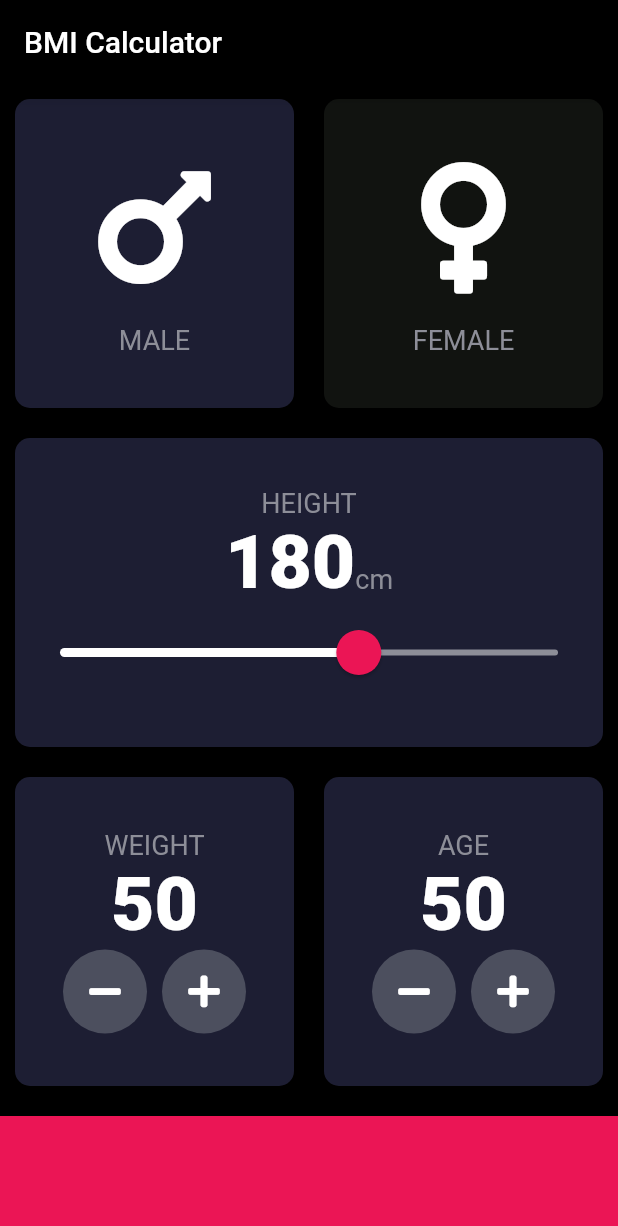
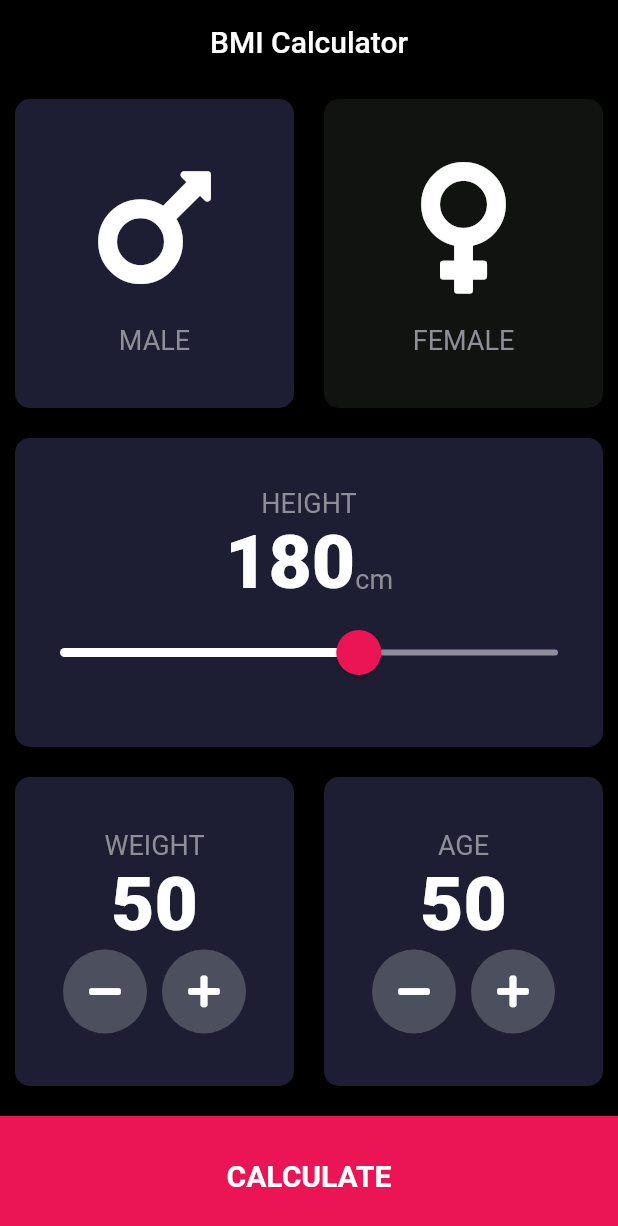
Before and after one commit to Waruna-Kaushalya/flutter_bmi_cal, a Flutter app: the screen it shows after launch, on a phone screen of 412 x 824 dp. Shown: the top 1226 px of the screen. Run offline on Flutter 3.47's test engine with Material 2 defaults, Android fonts, the phone set to English and light mode, and no system bars; our stand-ins replace font_awesome_flutter.

```diff
--- /dev/null
+++ b/lib/components/bottomButtonWidget.dart
@@ -0,0 +1,28 @@
+import 'package:flutter/material.dart';
+import '../consts.dart';
+
+class BottomButtonWdgt extends StatelessWidget {
+  BottomButtonWdgt({required this.onPress, required this.buttonLabel});
+  final String buttonLabel;
+
+  final VoidCallback? onPress;
+
+  @override
+  Widget build(BuildContext context) {
+    return GestureDetector(
+      onTap: onPress,
+      child: Container(
+        child: Center(
+          child: Text(
+            buttonLabel,
+            style: kCalculateLabel,
+          ),
+        ),
+        color: kBottomContainerColor,
+        width: double.infinity,
+        margin: EdgeInsets.only(top: 10),
+        height: kBottomContainerHeight,
+      ),
+    );
+  }
+}
--- a/lib/icon_content.dart
+++ b/lib/components/icon_content.dart
@@ -1,5 +1,5 @@
 import 'package:flutter/material.dart';
-import 'consts.dart';
+import '../consts.dart';
 
 class CardContentWidget extends StatelessWidget {
   CardContentWidget({required this.awesomeIcone, required this.textContent});
--- /dev/null
+++ b/lib/components/roundButton.dart
@@ -0,0 +1,26 @@
+import 'package:flutter/material.dart';
+
+class RoundIconButton extends StatelessWidget {
+  RoundIconButton({required this.icon, required this.onPress});
+  final IconData? icon;
+  final VoidCallback? onPress;
+
+  @override
+  Widget build(BuildContext context) {
+    return RawMaterialButton(
+      child: Icon(
+        icon,
+        color: Colors.white,
+      ),
+      onPressed: onPress,
+      shape: CircleBorder(),
+      fillColor: Color(0xFF4c4F5E),
+      elevation: 0,
+      disabledElevation: 0,
+      constraints: BoxConstraints.tightFor(
+        width: 56.0,
+        height: 56.0,
+      ),
+    );
+  }
+}
--- a/lib/consts.dart
+++ b/lib/consts.dart
@@ -9,6 +9,27 @@ const IconData kMaleIcone = FontAwesomeIcons.mars;
 const IconData kFemaleIcone = FontAwesomeIcons.venus;
 const String kIconeTextMale = 'MALE';
 const String kIconeTextFemale = 'FEMALE';
+
+const kCalculateLabel = TextStyle(
+  color: Colors.white,
+  fontWeight: FontWeight.bold,
+  fontSize: 20,
+);
+const kresultNormal = TextStyle(
+  color: Colors.green,
+  fontSize: 20,
+  fontWeight: FontWeight.bold,
+);
+const kresultValueLabel = TextStyle(
+  color: Colors.white,
+  fontSize: 80,
+  fontWeight: FontWeight.bold,
+);
+
+const kmsgLabel = TextStyle(
+  color: Colors.white,
+  fontSize: 15,
+);
 
 const kLabelTextStyle = TextStyle(
   fontSize: 18,
--- a/lib/main.dart
+++ b/lib/main.dart
@@ -1,5 +1,6 @@
 import 'package:flutter/material.dart';
-import 'input_page.dart';
+import 'screens/input_page.dart';
+import 'screens/result_route.dart';
 
 void main() {
   runApp(BMICalculator());
@@ -12,12 +13,21 @@ class BMICalculator extends StatelessWidget {
       theme: ThemeData(
         primaryColor: Colors.black,
         scaffoldBackgroundColor: Colors.black,
-        // textTheme: TextTheme(
-        //   bodyText2: TextStyle(color: Colors.white),
-        // ),
         accentColor: Colors.pink,
       ),
       home: InputPage(),
+      routes: {
+        ResultRoute.routeName: (context) => ResultRoute(),
+      },
+      // initialRoute: '/',
+      // routes: {
+      //   '/': (context) => InputPage(),
+      //   '/first': (context) => ResultRoute(
+      //         bmiResult: 'bmiResult',
+      //         resultText: 'resultText',
+      //         interpretation: 'interpretation',
+      //       ),
+      // },
     );
   }
 }
--- /dev/null
+++ b/lib/screenArguments.dart
@@ -0,0 +1,7 @@
+class ScreenArguments {
+  final String bmiResultValue;
+  final String resultTextShortMsg;
+  final String interpretationText;
+  ScreenArguments(
+      this.bmiResultValue, this.resultTextShortMsg, this.interpretationText);
+}
--- a/lib/input_page.dart
+++ b/lib/screens/input_page.dart
@@ -1,9 +1,13 @@
+import 'package:bmi_calculator/screens/result_route.dart';
 import 'package:flutter/material.dart';
 import 'package:font_awesome_flutter/font_awesome_flutter.dart';
-
-import 'resuable_card.dart';
-import 'icon_content.dart';
-import 'consts.dart';
+import 'package:bmi_calculator/components/resuable_card.dart';
+import 'package:bmi_calculator/components/icon_content.dart';
+import 'package:bmi_calculator/components/bottomButtonWidget.dart';
+import 'package:bmi_calculator/components/roundButton.dart';
+import 'package:bmi_calculator/consts.dart';
+import 'package:bmi_calculator/calculation.dart';
+import 'package:bmi_calculator/screenArguments.dart';
 
 enum GenderType {
   male,
@@ -13,6 +17,7 @@ enum GenderType {
 int height = 180;
 int weight = 50;
 int age = 50;
+Map<String, int> hwValues = {};
 
 class InputPage extends StatefulWidget {
   @override
@@ -22,22 +27,24 @@ class InputPage extends StatefulWidget {
 class _InputPageState extends State<InputPage> {
   GenderType genderTypeVarble = GenderType.male;
 
-  stateSetterAA(int a) {
-    setState(() {
-      if (a == 1) {
-        weight++;
-      } else {
-        weight--;
-      }
-    });
-  }
+  // stateSetterAA(int a) {
+  //   setState(() {
+  //     if (a == 1) {
+  //       weight++;
+  //     } else {
+  //       weight--;
+  //     }
+  //   });
+  // }
 
   @override
   Widget build(BuildContext context) {
     return Scaffold(
       appBar: AppBar(
-        title: Text(
-          'BMI Calculator',
+        title: Center(
+          child: Text(
+            'BMI Calculator',
+          ),
         ),
       ),
       body: Container(
@@ -129,6 +136,7 @@ class _InputPageState extends State<InputPage> {
                         onChanged: (double newValue) {
                           setState(() {
                             height = newValue.round();
+                            hwValues['heightValue'] = height;
                           });
                         },
                       ),
@@ -156,11 +164,11 @@ class _InputPageState extends State<InputPage> {
                           Row(
                             mainAxisAlignment: MainAxisAlignment.center,
                             children: [
-                              //TODO:1
                               RoundIconButton(
                                 onPress: () {
                                   setState(() {
                                     weight--;
+                                    hwValues['weightValue'] = weight;
                                   });
                                 },
                                 icon: FontAwesomeIcons.minus,
@@ -172,6 +180,7 @@ class _InputPageState extends State<InputPage> {
                                 onPress: () {
                                   setState(() {
                                     weight++;
+                                    hwValues['weightValue'] = weight;
                                   });
                                 },
                                 icon: FontAwesomeIcons.plus,
@@ -200,7 +209,6 @@ class _InputPageState extends State<InputPage> {
                           Row(
                             mainAxisAlignment: MainAxisAlignment.center,
                             children: [
-                              //TODO:1
                               RoundIconButton(
                                 onPress: () {
                                   setState(() {
@@ -231,11 +239,15 @@ class _InputPageState extends State<InputPage> {
                 ],
               ),
             ),
-            Container(
-              color: kBottomContainerColor,
-              width: double.infinity,
-              margin: EdgeInsets.only(top: 10),
-              height: kBottomContainerHeight,
+            BottomButtonWdgt(
+              onPress: () {
+                CalculationBrain calc =
+                    CalculationBrain(height: height, weight: weight);
+                Navigator.pushNamed(context, ResultRoute.routeName,
+                    arguments: ScreenArguments(calc.getResult(),
+                        calc.calculateBMI(), calc.getInterpretation()));
+              },
+              buttonLabel: 'CALCULATE',
             ),
           ],
         ),
@@ -243,29 +255,3 @@ class _InputPageState extends State<InputPage> {
     );
   }
 }
-
-class RoundIconButton extends StatelessWidget {
-  RoundIconButton({required this.icon, required this.onPress});
-  final IconData? icon;
-  final VoidCallback? onPress;
-
-  @override
-  Widget build(BuildContext context) {
-    return RawMaterialButton(
-      child: Icon(
-        icon,
-        color: Colors.white,
-      ),
-      //TODO: 2
-      onPressed: onPress,
-      shape: CircleBorder(),
-      fillColor: Color(0xFF4c4F5E),
-      elevation: 0,
-      disabledElevation: 0,
-      constraints: BoxConstraints.tightFor(
-        width: 56.0,
-        height: 56.0,
-      ),
-    );
-  }
-}
--- a/pubspec.yaml
+++ b/pubspec.yaml
@@ -29,6 +29,7 @@ dependencies:
   # Use with the CupertinoIcons class for iOS style icons.
   cupertino_icons: ^1.0.2
   font_awesome_flutter: ^9.0.0
+
 
 dev_dependencies:
   flutter_test:
```
Also changed, not shown: lib/calculation.dart (added, +47 -0 lines), lib/screens/result_route.dart (added, +64 -0 lines), lib/testCode.dart (added, +106 -0 lines), lib/components/resuable_card.dart (renamed from lib/resuable_card.dart).
